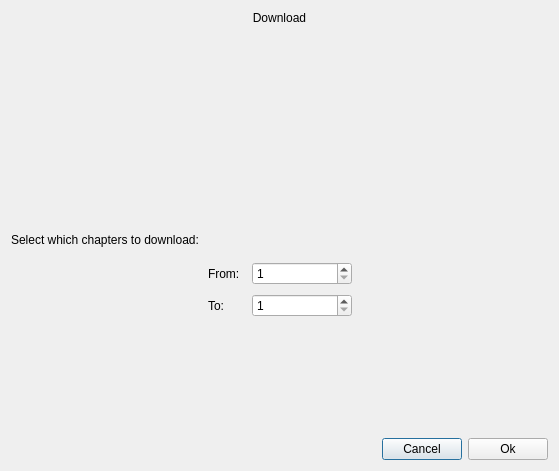
Before: the Qt Designer form widgets/downloadmangachaptersdialog.ui in Rain92/UltimateMangaReader, drawn with Qt 5.
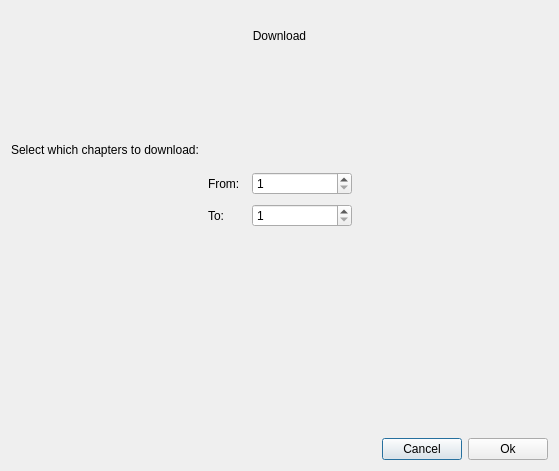
After: the same form once the commit is applied. Custom widgets are drawn as their Qt base class.

```diff
--- a/widgets/downloadmangachaptersdialog.ui
+++ b/widgets/downloadmangachaptersdialog.ui
@@ -32,6 +32,9 @@
      <property name="orientation">
       <enum>Qt::Vertical</enum>
      </property>
+     <property name="sizeType">
+      <enum>QSizePolicy::Fixed</enum>
+     </property>
      <property name="sizeHint" stdset="0">
       <size>
        <width>20</width>
@@ -151,6 +154,22 @@
      </property>
     </widget>
    </item>
+   <item>
+    <spacer name="verticalSpacer_2">
+     <property name="orientation">
+      <enum>Qt::Vertical</enum>
+     </property>
+     <property name="sizeType">
+      <enum>QSizePolicy::Fixed</enum>
+     </property>
+     <property name="sizeHint" stdset="0">
+      <size>
+       <width>20</width>
+       <height>90</height>
+      </size>
+     </property>
+    </spacer>
+   </item>
    <item>
     <layout class="QHBoxLayout" name="horizontalLayout">
      <item>
```
Left out of the diff: 4 changed lines with no effect on the pictures.
